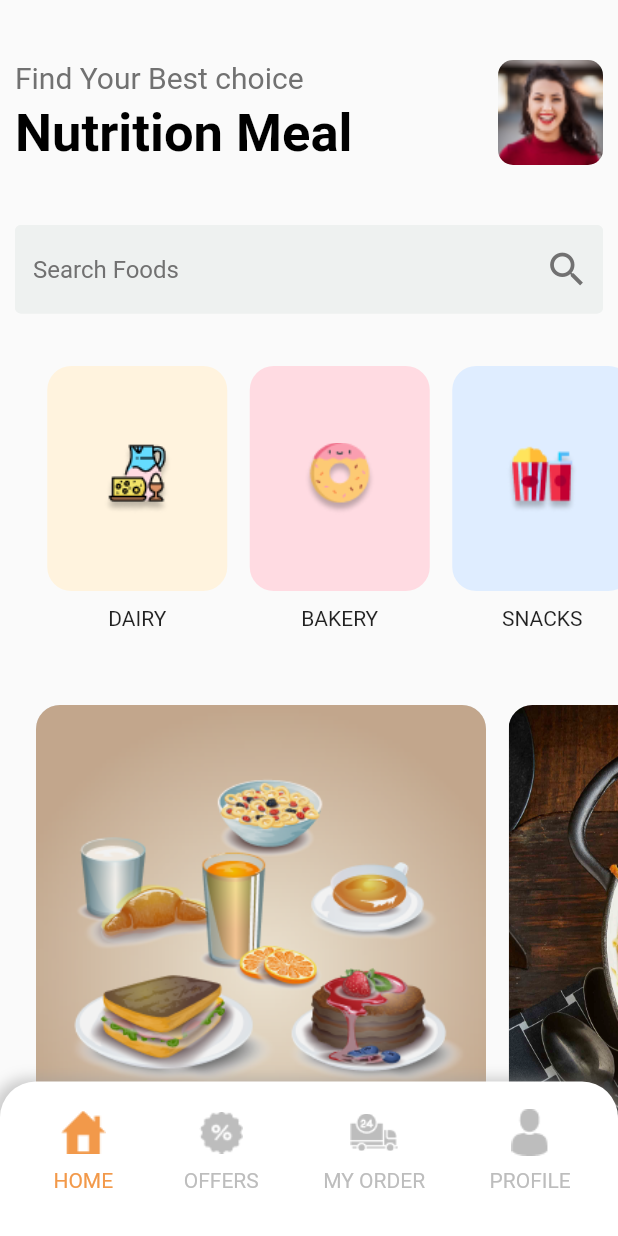
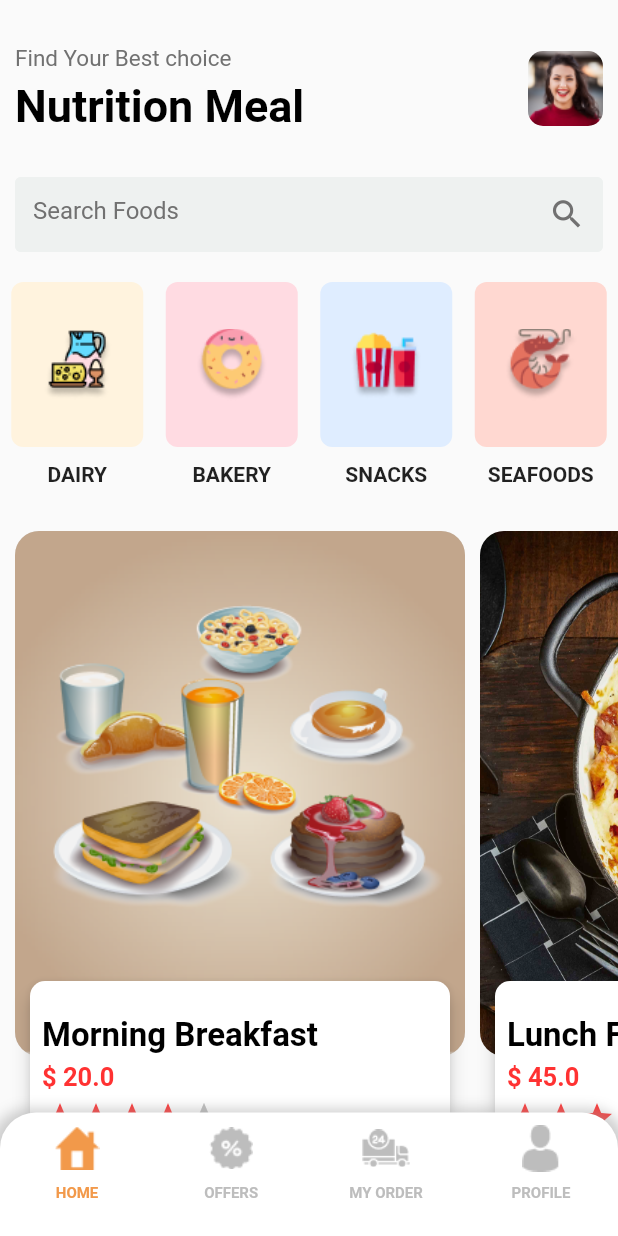
Before and after one commit to silaslawer/fast-food-mobile-ui-clone, a Flutter app: the screen it shows after launch, on a phone screen of 412 x 824 dp. Run offline on Flutter 3.47's test engine with Material 2 defaults, Android fonts, the phone set to English and light mode, and no system bars.

Commit message:
UI hotfixes

```diff
--- a/lib/pages/dashboard.dart
+++ b/lib/pages/dashboard.dart
@@ -31,8 +31,8 @@ class _DashboardState extends State<Dashboard> {
       body: pages[currentIndex],
       extendBody: true,
       bottomNavigationBar: Container(
-        padding: EdgeInsets.all(10),
-        height: height / 8,
+        padding: EdgeInsets.all(0),
+        height: height / 10,
 
         decoration: BoxDecoration(
           color: Theme.of(context).bottomAppBarColor,
@@ -65,15 +65,14 @@ class _DashboardState extends State<Dashboard> {
                       IconButton(
                         icon: Image.asset(
                           icon["icon"].toString(),
-
-                          fit: BoxFit.cover,
+                          fit: BoxFit.contain,
                           color: color,
                         ),
                         onPressed: () => setState(() => currentIndex = i),
                       ),
                       Text(
                         icon["text"].toString(),
-                        style: TextStyle(color: color),
+                        style: TextStyle(color: color,fontSize: 10,fontWeight: FontWeight.w600),
                       ),
                     ],
                   );
--- a/lib/pages/home.dart
+++ b/lib/pages/home.dart
@@ -80,7 +80,7 @@ class _HomeState extends State<Home> {
         children: <Widget>[
           Container(
             padding: EdgeInsets.symmetric(horizontal: 10),
-            margin: EdgeInsets.symmetric(vertical: 40),
+            margin: EdgeInsets.symmetric(vertical: 30),
             child: Row(
               children: <Widget>[
                 Expanded(
@@ -90,22 +90,22 @@ class _HomeState extends State<Home> {
                       Text(
                         "Find Your Best choice",
                         style:
-                            TextStyle(color: UIColors.lightBlack, fontSize: 20),
+                            TextStyle(color: UIColors.lightBlack, fontSize: 15),
                       ),
                       SizedBox(height: 5),
                       Text(
                         "Nutrition Meal",
                         style: TextStyle(
                             color: UIColors.black,
-                            fontSize: 35,
+                            fontSize: 30,
                             fontWeight: FontWeight.bold),
                       )
                     ],
                   ),
                 ),
                 Container(
-                  width: 70,
-                  height: 70,
+                  width: 50,
+                  height: 50,
                   decoration: BoxDecoration(
                       borderRadius: BorderRadius.all(
                         Radius.circular(10),
@@ -121,6 +121,7 @@ class _HomeState extends State<Home> {
           ),
           Container(
             padding: EdgeInsets.symmetric(horizontal: 10),
+            height: 50,
             child: TextField(
               style: TextStyle(),
               decoration: InputDecoration(
@@ -128,7 +129,7 @@ class _HomeState extends State<Home> {
                       icon: Icon(
                         Icons.search,
                         color: UIColors.lightBlack,
-                        size: 30,
+                        size: 25,
                       ),
                       onPressed: () {}),
                   filled: true,
@@ -145,30 +146,24 @@ class _HomeState extends State<Home> {
                   hintStyle: TextStyle(color: UIColors.lightBlack)),
             ),
           ),
-          SizedBox(height: 20),
           Container(
             width: double.infinity,
-            margin: EdgeInsets.only(top: 15, bottom: 10),
+            margin: EdgeInsets.only(top: 20, bottom: 10),
             alignment: Alignment.topLeft,
-            child: SingleChildScrollView(
-              padding: EdgeInsets.symmetric(horizontal: 24),
-              scrollDirection: Axis.horizontal,
-              child: Row(
-                crossAxisAlignment: CrossAxisAlignment.start,
-                children: <Widget>[
-                  ...categories.map((c) => categoryCard(context, c)).toList(),
-                ],
-              ),
+            child: Row(
+              crossAxisAlignment: CrossAxisAlignment.start,
+              children: <Widget>[
+                ...categories.map((c) => Expanded(child: categoryCard(context, c))).toList(),
+              ],
             ),
           ),
-          SizedBox(height: 20),
           Container(
             height: 500,
             width: double.infinity,
             margin: EdgeInsets.only(top: 15, bottom: 10),
             alignment: Alignment.topLeft,
             child: SingleChildScrollView(
-              padding: EdgeInsets.symmetric(horizontal: 24),
+              padding: EdgeInsets.symmetric(horizontal: 10),
               scrollDirection: Axis.horizontal,
               child: Row(
                 crossAxisAlignment: CrossAxisAlignment.start,
@@ -192,19 +187,19 @@ class _HomeState extends State<Home> {
         crossAxisAlignment: CrossAxisAlignment.center,
         children: <Widget>[
           Container(
-            width: 120,
-            height: 150,
+            width: 90,
+            height: 110,
             alignment: Alignment.topCenter,
             margin: EdgeInsets.only(right: 7.5, left: 7.5),
             decoration: BoxDecoration(
               color: category.accentColor,
               borderRadius: BorderRadius.all(
-                Radius.circular(16),
+                Radius.circular(8),
               ),
             ),
             child: Center(
               child: Image.asset(
-                category.poster,
+                category.poster,fit: BoxFit.contain,
               ),
             ),
           ),
@@ -214,6 +209,7 @@ class _HomeState extends State<Home> {
           Center(
               child: Text(
             category.title,
+            style: TextStyle(fontWeight: FontWeight.w600),
             textAlign: TextAlign.center,
           ))
         ],
@@ -229,7 +225,7 @@ class _HomeState extends State<Home> {
         child: Container(
           width: 300,
           alignment: Alignment.topCenter,
-          margin: EdgeInsets.only(right: 15),
+          margin: EdgeInsets.only(right: 10),
           padding: EdgeInsets.fromLTRB(0, 5, 0, 0),
           child: Stack(children: <Widget>[
             Container(
```
